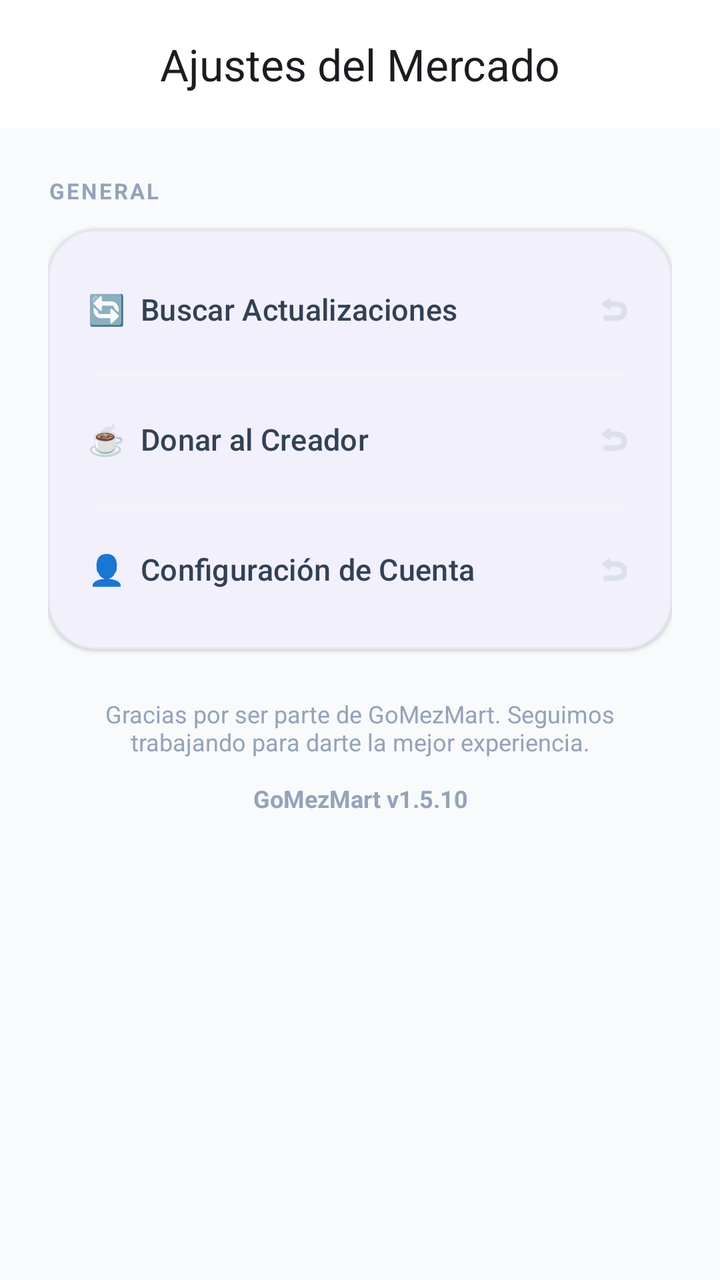
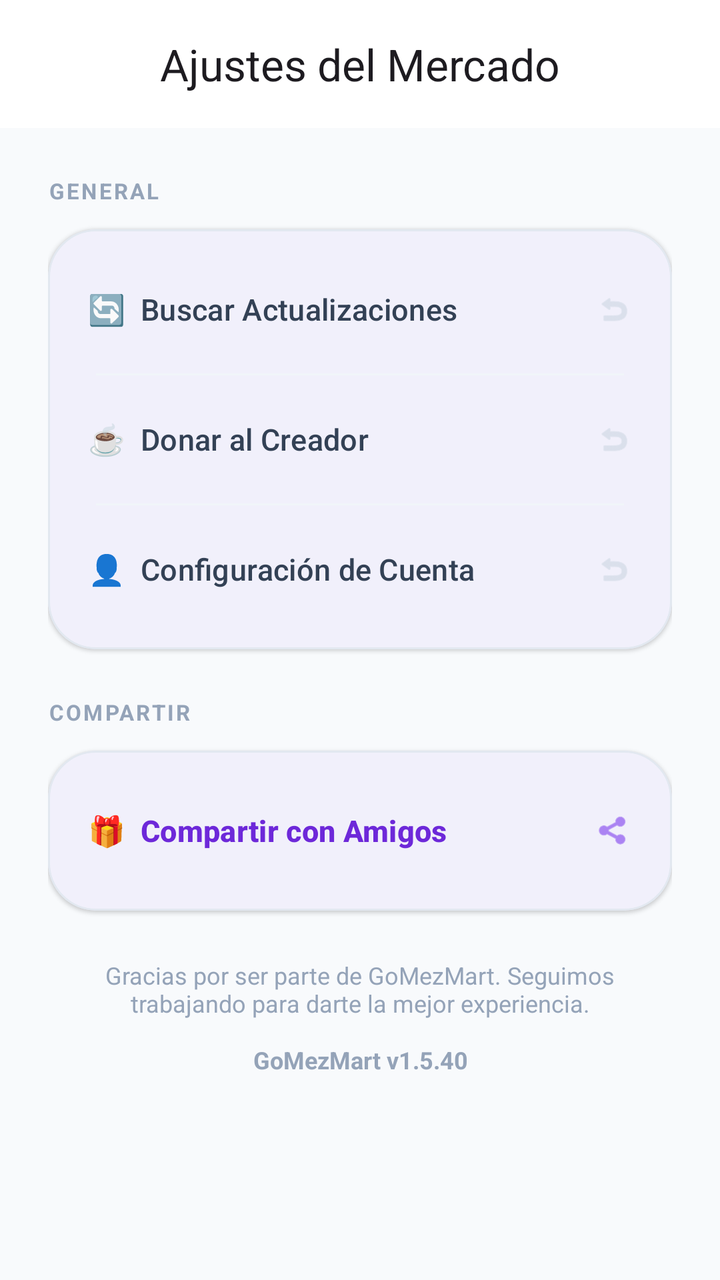

Screens rendered from an Android XML layout before and after an edit, with the pre-edit source and the edit as a unified diff.
<!-- AndroidManifest.xml: application theme Theme.Gomezmart -->
<!-- res/layout/fragment_buyer_settings.xml -->
<?xml version="1.0" encoding="utf-8"?>
<androidx.coordinatorlayout.widget.CoordinatorLayout xmlns:android="http://schemas.android.com/apk/res/android"
    xmlns:app="http://schemas.android.com/apk/res-auto"
    android:layout_width="match_parent"
    android:layout_height="match_parent"
    android:background="@color/slate_50">

    <com.google.android.material.appbar.AppBarLayout
        android:layout_width="match_parent"
        android:layout_height="wrap_content"
        android:background="@color/white"
        app:elevation="0dp">
        <com.google.android.material.appbar.MaterialToolbar
            android:id="@+id/toolbarSettings"
            android:layout_width="match_parent"
            android:layout_height="?attr/actionBarSize"
            app:title="Ajustes del Mercado"
            app:titleCentered="true" />
    </com.google.android.material.appbar.AppBarLayout>

    <androidx.core.widget.NestedScrollView
        android:layout_width="match_parent"
        android:layout_height="match_parent"
        app:layout_behavior="@string/appbar_scrolling_view_behavior">

        <LinearLayout
            android:layout_width="match_parent"
            android:layout_height="wrap_content"
            android:orientation="vertical"
            android:padding="24dp">

            <TextView
                android:layout_width="wrap_content"
                android:layout_height="wrap_content"
                android:text="GENERAL"
                android:textSize="11sp"
                android:textStyle="bold"
                android:textColor="@color/slate_400"
                android:letterSpacing="0.1"
                android:layout_marginBottom="12dp" />

            <com.google.android.material.card.MaterialCardView
                android:layout_width="match_parent"
                android:layout_height="wrap_content"
                app:cardCornerRadius="24dp"
                app:cardElevation="1dp"
                app:strokeWidth="1dp"
                app:strokeColor="@color/slate_200">

                <LinearLayout
                    android:layout_width="match_parent"
                    android:layout_height="wrap_content"
                    android:orientation="vertical"
                    android:padding="8dp">

                    <com.google.android.material.button.MaterialButton
                        android:id="@+id/btnCheckUpdates"
                        style="@style/Widget.Material3.Button.TextButton"
                        android:layout_width="match_parent"
                        android:layout_height="64dp"
                        android:text="🔄  Buscar Actualizaciones"
                        android:gravity="start|center_vertical"
                        android:textColor="@color/slate_700"
                        android:textSize="15sp"
                        app:icon="@android:drawable/ic_menu_revert"
                        app:iconGravity="end"
                        app:iconTint="@color/slate_300" />

                    <View
                        android:layout_width="match_parent"
                        android:layout_height="1dp"
                        android:layout_marginHorizontal="16dp"
                        android:background="@color/slate_100" />

                    <com.google.android.material.button.MaterialButton
                        android:id="@+id/btnDonate"
                        style="@style/Widget.Material3.Button.TextButton"
                        android:layout_width="match_parent"
                        android:layout_height="64dp"
                        android:text="☕  Donar al Creador"
                        android:gravity="start|center_vertical"
                        android:textColor="@color/slate_700"
                        android:textSize="15sp"
                        app:icon="@android:drawable/ic_menu_revert"
                        app:iconGravity="end"
                        app:iconTint="@color/slate_300" />

                    <View
                        android:layout_width="match_parent"
                        android:layout_height="1dp"
                        android:layout_marginHorizontal="16dp"
                        android:background="@color/slate_100" />

                    <com.google.android.material.button.MaterialButton
                        android:id="@+id/btnAccountSettings"
                        style="@style/Widget.Material3.Button.TextButton"
                        android:layout_width="match_parent"
                        android:layout_height="64dp"
                        android:text="👤  Configuración de Cuenta"
                        android:gravity="start|center_vertical"
                        android:textColor="@color/slate_700"
                        android:textSize="15sp"
                        app:icon="@android:drawable/ic_menu_revert"
                        app:iconGravity="end"
                        app:iconTint="@color/slate_300" />

                </LinearLayout>
            </com.google.android.material.card.MaterialCardView>

            <TextView
                android:layout_width="match_parent"
                android:layout_height="wrap_content"
                android:layout_marginTop="24dp"
                android:text="Gracias por ser parte de GoMezMart. Seguimos trabajando para darte la mejor experiencia."
                android:textAlignment="center"
                android:textColor="@color/slate_400"
                android:textSize="12sp" />

            <TextView
                android:id="@+id/tvAppVersion"
                android:layout_width="match_parent"
                android:layout_height="wrap_content"
                android:layout_marginTop="12dp"
                android:text="GoMezMart v1.5.10"
                android:textAlignment="center"
                android:textColor="@color/slate_400"
                android:textSize="12sp"
                android:textStyle="bold" />

        </LinearLayout>
    </androidx.core.widget.NestedScrollView>

</androidx.coordinatorlayout.widget.CoordinatorLayout>
<!-- resources referenced by this layout -->
<resources>
  <color name="slate_100">#F1F5F9</color>
  <color name="slate_200">#E2E8F0</color>
  <color name="slate_300">#CBD5E1</color>
  <color name="slate_400">#94A3B8</color>
  <color name="slate_50">#F8FAFC</color>
  <color name="slate_700">#334155</color>
  <color name="white">#FFFFFFFF</color>
  <style name="Theme.Gomezmart" parent="Base.Theme.Gomezmart" />
  <style name="Base.Theme.Gomezmart" parent="Theme.Material3.DayNight.NoActionBar">
          <item name="colorPrimary">@color/purple_600</item>
          <item name="colorOnPrimary">@color/white</item>
          <item name="colorSecondary">@color/indigo_500</item>
          <item name="colorSurface">@color/slate_50</item>
          <item name="colorOnSurface">@color/slate_900</item>
          <item name="colorOnSurfaceVariant">@color/slate_500</item>
          <item name="colorSurfaceContainer">@color/white</item>
          <item name="android:windowBackground">@color/slate_50</item>
      </style>
  <color name="purple_600">#7C3AED</color>
  <color name="indigo_500">#6366F1</color>
  <color name="slate_900">#0F172A</color>
  <color name="slate_500">#64748B</color>
</resources>

<!-- the commit's change to res/layout/fragment_buyer_settings.xml (unified diff, before → after) -->
@@ -69,7 +69,8 @@
                     <View
                         android:layout_width="match_parent"
                         android:layout_height="1dp"
-                        android:layout_marginHorizontal="16dp"
+                        android:layout_marginStart="16dp"
+                        android:layout_marginEnd="16dp"
                         android:background="@color/slate_100" />
 
                     <com.google.android.material.button.MaterialButton
@@ -88,7 +89,8 @@
                     <View
                         android:layout_width="match_parent"
                         android:layout_height="1dp"
-                        android:layout_marginHorizontal="16dp"
+                        android:layout_marginStart="16dp"
+                        android:layout_marginEnd="16dp"
                         android:background="@color/slate_100" />
 
                     <com.google.android.material.button.MaterialButton
@@ -107,6 +109,49 @@
                 </LinearLayout>
             </com.google.android.material.card.MaterialCardView>
 
+            
+            <TextView
+                android:layout_width="wrap_content"
+                android:layout_height="wrap_content"
+                android:text="COMPARTIR"
+                android:textSize="11sp"
+                android:textStyle="bold"
+                android:textColor="@color/slate_400"
+                android:letterSpacing="0.1"
+                android:layout_marginTop="24dp"
+                android:layout_marginBottom="12dp" />
+
+            <com.google.android.material.card.MaterialCardView
+                android:layout_width="match_parent"
+                android:layout_height="wrap_content"
+                app:cardCornerRadius="24dp"
+                app:cardElevation="1dp"
+                app:strokeWidth="1dp"
+                app:strokeColor="@color/slate_200">
+
+                <LinearLayout
+                    android:layout_width="match_parent"
+                    android:layout_height="wrap_content"
+                    android:orientation="vertical"
+                    android:padding="8dp">
+
+                    <com.google.android.material.button.MaterialButton
+                        android:id="@+id/btnShareWithFriends"
+                        style="@style/Widget.Material3.Button.TextButton"
+                        android:layout_width="match_parent"
+                        android:layout_height="64dp"
+                        android:text="🎁  Compartir con Amigos"
+                        android:gravity="start|center_vertical"
+                        android:textColor="@color/purple_700"
+                        android:textSize="15sp"
+                        android:textStyle="bold"
+                        app:icon="@android:drawable/ic_menu_share"
+                        app:iconGravity="end"
+                        app:iconTint="@color/purple_600" />
+
+                </LinearLayout>
+            </com.google.android.material.card.MaterialCardView>
+
             <TextView
                 android:layout_width="match_parent"
                 android:layout_height="wrap_content"
@@ -121,7 +166,7 @@
                 android:layout_width="match_parent"
                 android:layout_height="wrap_content"
                 android:layout_marginTop="12dp"
-                android:text="GoMezMart v1.5.10"
+                android:text="GoMezMart v1.5.40"
                 android:textAlignment="center"
                 android:textColor="@color/slate_400"
                 android:textSize="12sp"
<!-- resource entries referenced after the edit -->
@@ -19,6 +19,7 @@
           <item name="android:windowBackground">@color/slate_50</item>
       </style>
   <color name="purple_600">#7C3AED</color>
+  <color name="purple_700">#6D28D9</color>
   <color name="indigo_500">#6366F1</color>
   <color name="slate_900">#0F172A</color>
   <color name="slate_500">#64748B</color>
